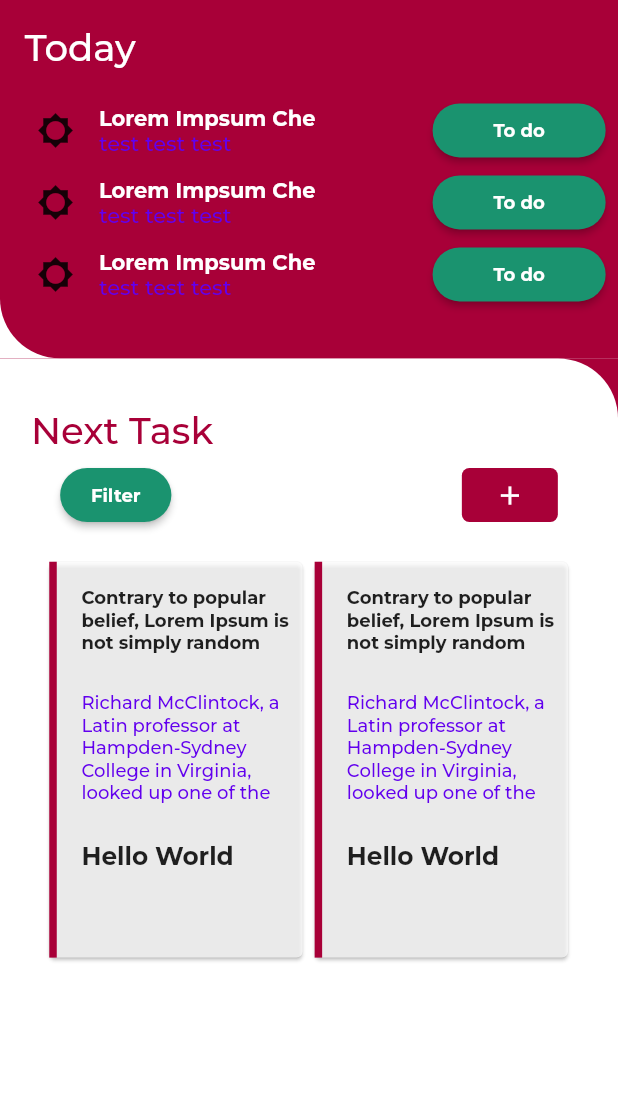
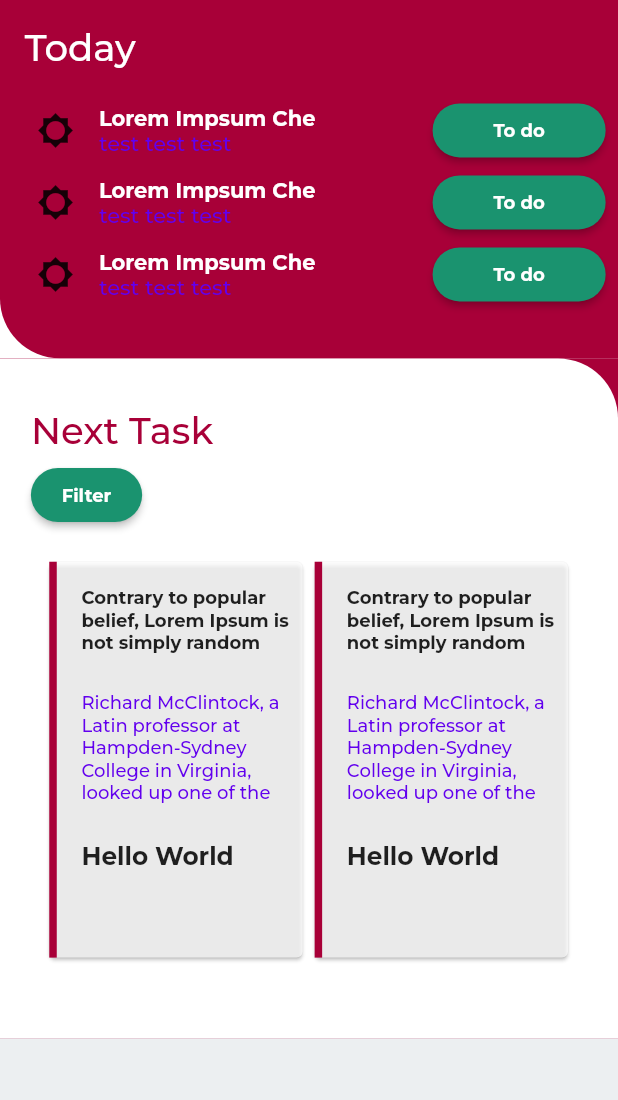
Before and after one commit to cjp-engr/cj-flutter-todo-clean-architecture, a Flutter app: the TodoPage screen opened directly, on a phone screen of 412 x 824 dp, the part 136-1236 px from its top. Run offline on Flutter 3.47's test engine with Material 2 defaults, Android fonts, the phone set to English and light mode, and no system bars; drawn by our look-alikes of auto_size_text; our stand-ins replace animated_bottom_navigation_bar, bloc, cloud_firestore, dartz, equatable, firebase_auth and 7 more; accounts and stored records are empty.

Commit message:
added add todo page

```diff
--- a/lib/features/main/todo/presentation/pages/todo_page.dart
+++ b/lib/features/main/todo/presentation/pages/todo_page.dart
@@ -3,7 +3,6 @@ import 'package:flutter_bloc/flutter_bloc.dart';
 import 'package:sizer/sizer.dart';
 import 'package:todo_app_clean_arch/core/utilities/size_config.dart';
 import 'package:todo_app_clean_arch/features/main/todo/presentation/bloc/todo_bloc.dart';
-import 'package:todo_app_clean_arch/features/main/todo/presentation/widgets/add_todo_button.dart';
 import 'package:todo_app_clean_arch/features/main/todo/presentation/widgets/next_task_card.dart';
 import 'package:todo_app_clean_arch/features/main/todo/presentation/widgets/next_task_text.dart';
 import 'package:todo_app_clean_arch/features/main/todo/presentation/widgets/profile_button.dart';
@@ -107,14 +106,14 @@ class TodoPage extends StatelessWidget {
           Stack(
             children: [
               Container(
-                height: 60.h,
+                height: 55.h,
                 width: double.infinity,
                 decoration: BoxDecoration(
                   color: themeData.colorScheme.secondary,
                 ),
               ),
               Container(
-                height: 60.h,
+                height: 55.h,
                 width: double.infinity,
                 decoration: BoxDecoration(
                   color: themeData.colorScheme.onPrimary,
@@ -125,20 +124,23 @@ class TodoPage extends StatelessWidget {
                 child: Column(
                   children: [
                     SizedBox(height: 4.h),
-                    Row(
+                    Padding(
+                      padding: EdgeInsets.only(left: 5.w),
+                      child: Column(
                         children: [
-                        SizedBox(width: 5.w),
-                        const NextTaskText(),
+                          const Row(
+                            children: [
+                              NextTaskText(),
                             ],
                           ),
                           SizedBox(height: 0.5.h),
-                    Row(
-                      mainAxisAlignment: MainAxisAlignment.center,
+                          const Row(
                             children: [
-                        const ViewStatusButton(),
-                        SizedBox(width: 47.w),
-                        const AddTodoButton(),
+                              ViewStatusButton(),
                             ], // In Progress, Done, To do
+                          ),
+                        ],
+                      ),
                     ),
                     SizedBox(height: 2.h),
                     const NextTaskCard(),
--- a/lib/features/main/todo/presentation/widgets/add_todo_button.dart
+++ /dev/null
@@ -1,61 +0,0 @@
-import 'package:flutter/material.dart';
-import 'package:sizer/sizer.dart';
-import 'package:todo_app_clean_arch/core/utilities/size_config.dart';
-import 'package:todo_app_clean_arch/features/main/todo/presentation/widgets/profile_button.dart';
-
-class AddTodoButton extends StatelessWidget {
-  const AddTodoButton({super.key});
-
-  @override
-  Widget build(BuildContext context) {
-    final themeData = Theme.of(context);
-    return TextButton(
-      onPressed: () async {
-        showDialog(
-            context: context,
-            barrierDismissible: false,
-            builder: (BuildContext context) {
-              return AlertDialog(
-                insetPadding: EdgeInsets.all(
-                    SizeConfig.screenSize(context, 2.w, 2.w, 2.w)),
-                titlePadding: EdgeInsets.all(
-                    SizeConfig.screenSize(context, 2.w, 2.w, 2.w)),
-                title: Row(
-                  mainAxisAlignment: MainAxisAlignment.spaceBetween,
-                  children: [
-                    TextButton(
-                        onPressed: () {
-                          Navigator.pop(context);
-                        },
-                        child: const Icon(Icons.close)),
-                    const ProfileButton()
-                  ],
-                ),
-                content: SizedBox(
-                  height: 95.h,
-                  width: 100.w,
-                ),
-              );
-            });
-      },
-      style: ButtonStyle(
-        fixedSize: MaterialStateProperty.all(Size(
-            SizeConfig.screenSize(context, 5.w, 1.w, 1.w),
-            SizeConfig.screenSize(context, 5.w, 1.w, 1.w))),
-        backgroundColor:
-            MaterialStateProperty.all(themeData.colorScheme.secondary),
-        padding: MaterialStateProperty.all(const EdgeInsets.all(0)),
-        shape: MaterialStateProperty.all<RoundedRectangleBorder>(
-          RoundedRectangleBorder(
-            borderRadius: BorderRadius.circular(5.0),
-          ),
-        ),
-      ),
-      child: Icon(
-        Icons.add,
-        color: themeData.colorScheme.onPrimary,
-        size: 5.w,
-      ),
-    );
-  }
-}
```
Also changed, not shown: lib/features/main/add_todo/presentation/pages/add_todo_page.dart (+11 -45 lines), lib/features/main/add_todo/presentation/widgets/add_todo_button.dart (added, +194 -0 lines), lib/features/main/add_todo/presentation/widgets/close_button.dart (added, +14 -0 lines), lib/features/main/bottom_navigation_bar.dart (+3 -5 lines), lib/features/main/todo/presentation/pages/page2.dart (deleted, +0 -13 lines). Lines whose indentation alone changed are shown as unchanged.
